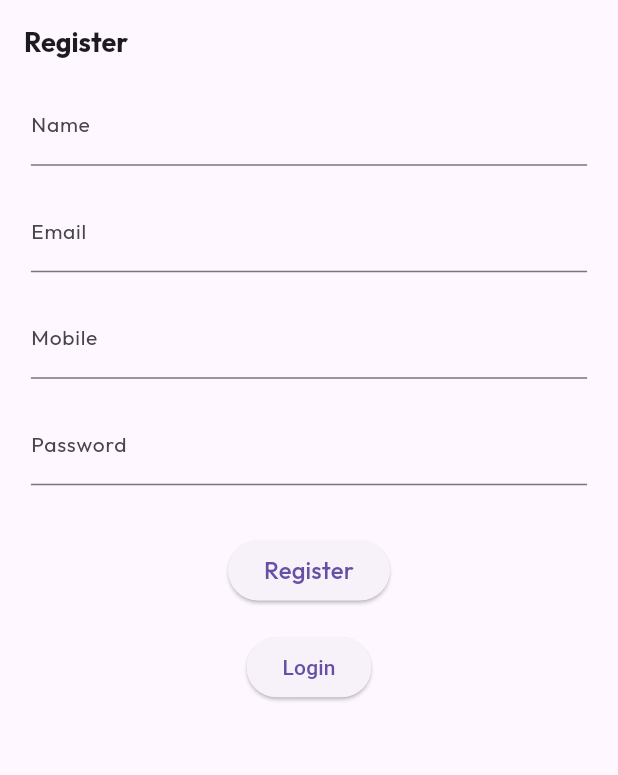
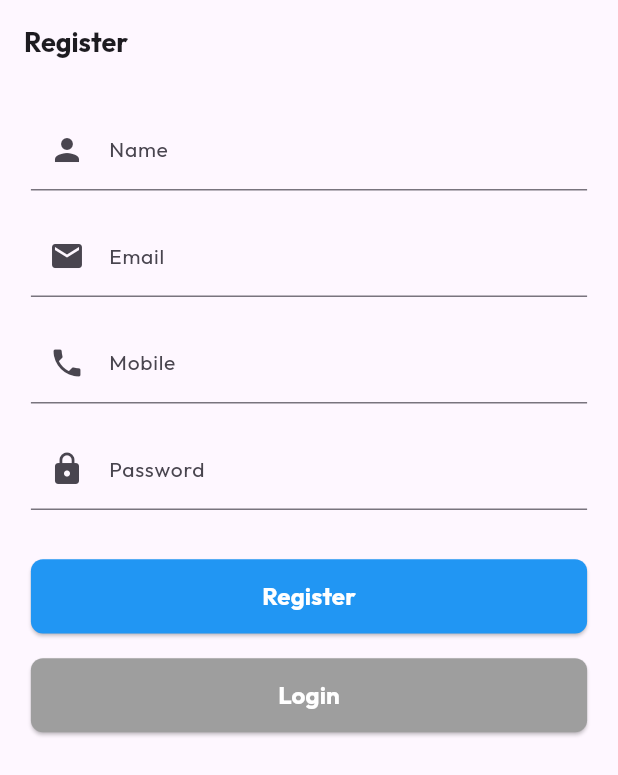
Before and after one commit to mohammedanshad1/app, a Flutter app: the screen it shows after launch, on a phone screen of 412 x 824 dp. Shown: the top 775 px of the screen. Run offline on Flutter 3.47's test engine with Material 3 defaults, Android fonts, the phone set to English and light mode, and no system bars.

Commit message:
updated ui

```diff
--- a/lib/view/signup_view.dart
+++ b/lib/view/signup_view.dart
@@ -1,9 +1,10 @@
+import 'package:app/widgets/custom_button.dart';
+import 'package:flutter/material.dart';
+import 'package:provider/provider.dart';
 import 'package:app/constants/apptypography.dart';
 import 'package:app/utils/responsive.dart';
 import 'package:app/view/login_view.dart';
 import 'package:app/viewmodel/signup_viewmodel.dart';
-import 'package:flutter/material.dart';
-import 'package:provider/provider.dart';
 
 class SignUpView extends StatelessWidget {
   final TextEditingController nameController = TextEditingController();
@@ -23,16 +24,20 @@ class SignUpView extends StatelessWidget {
           style: AppTypography.bold.copyWith(fontSize: responsive.sp(18)),
         ),
       ),
-      body: Padding(
+      body: SingleChildScrollView(
         padding: EdgeInsets.symmetric(horizontal: responsive.wp(5)),
         child: Column(
+          // crossAxisAlignment: CrossAxisAlignment.start,
           children: [
+            SizedBox(height: responsive.hp(2)),
             TextField(
               controller: nameController,
               decoration: InputDecoration(
                 labelText: 'Name',
-                labelStyle:
-                    AppTypography.regular.copyWith(fontSize: responsive.sp(14)),
+                labelStyle: AppTypography.regular.copyWith(
+                  fontSize: responsive.sp(14),
+                ),
+                prefixIcon: Icon(Icons.person),
               ),
             ),
             SizedBox(height: responsive.hp(2)),
@@ -40,8 +45,10 @@ class SignUpView extends StatelessWidget {
               controller: emailController,
               decoration: InputDecoration(
                 labelText: 'Email',
-                labelStyle:
-                    AppTypography.regular.copyWith(fontSize: responsive.sp(14)),
+                labelStyle: AppTypography.regular.copyWith(
+                  fontSize: responsive.sp(14),
+                ),
+                prefixIcon: Icon(Icons.email),
               ),
               keyboardType: TextInputType.emailAddress,
             ),
@@ -50,8 +57,10 @@ class SignUpView extends StatelessWidget {
               controller: mobileController,
               decoration: InputDecoration(
                 labelText: 'Mobile',
-                labelStyle:
-                    AppTypography.regular.copyWith(fontSize: responsive.sp(14)),
+                labelStyle: AppTypography.regular.copyWith(
+                  fontSize: responsive.sp(14),
+                ),
+                prefixIcon: Icon(Icons.phone),
               ),
               keyboardType: TextInputType.phone,
             ),
@@ -60,49 +69,57 @@ class SignUpView extends StatelessWidget {
               controller: passwordController,
               decoration: InputDecoration(
                 labelText: 'Password',
-                labelStyle:
-                    AppTypography.regular.copyWith(fontSize: responsive.sp(14)),
+                labelStyle: AppTypography.regular.copyWith(
+                  fontSize: responsive.sp(14),
+                ),
+                prefixIcon: Icon(Icons.lock),
               ),
               obscureText: true,
             ),
             SizedBox(height: responsive.hp(4)),
             signUpViewModel.isLoading
-                ? CircularProgressIndicator()
-                : ElevatedButton(
-                    onPressed: () {
+                ? Center(child: CircularProgressIndicator())
+                : CustomButton(
+                    buttonName: "Register",
+                    onTap: () {
                       signUpViewModel.registerUser(
-                        context, // Pass context here
+                        context,
                         nameController.text,
                         emailController.text,
                         mobileController.text,
                         passwordController.text,
                       );
                     },
-                    child: Text(
-                      "Register",
-                      style: AppTypography.medium
-                          .copyWith(fontSize: responsive.sp(16)),
-                    ),
+                    buttonColor: Colors.blue,
+                    height: responsive.hp(6),
+                    width: double.infinity,
                   ),
             SizedBox(height: responsive.hp(2)),
-            ElevatedButton(
-              onPressed: () {
-                Navigator.push(context,
-                    MaterialPageRoute(builder: (context) => LoginView()));
+            CustomButton(
+              buttonName: "Login",
+              onTap: () {
+                Navigator.push(
+                  context,
+                  MaterialPageRoute(builder: (context) => LoginView()),
+                );
               },
-              child: Text("Login"),
+              buttonColor: Colors.grey,
+              height: responsive.hp(6),
+              width: double.infinity,
             ),
-            // SizedBox(height: responsive.hp(3)),
-            // if (signUpViewModel.message.isNotEmpty)
-            //   Text(
-            //     signUpViewModel.message,
-            //     style: AppTypography.regular.copyWith(
-            //       fontSize: responsive.sp(14),
-            //       color: signUpViewModel.message.contains("success")
-            //           ? Colors.green
-            //           : Colors.red,
-            //     ),
-            //   ),
+            SizedBox(height: responsive.hp(3)),
+            if (signUpViewModel.message.isNotEmpty)
+              Center(
+                child: Text(
+                  signUpViewModel.message,
+                  style: AppTypography.regular.copyWith(
+                    fontSize: responsive.sp(14),
+                    color: signUpViewModel.message.contains("success")
+                        ? Colors.green
+                        : Colors.red,
+                  ),
+                ),
+              ),
           ],
         ),
       ),
--- /dev/null
+++ b/lib/widgets/custom_button.dart
@@ -0,0 +1,47 @@
+
+import 'package:app/constants/apptypography.dart';
+import 'package:app/utils/responsive.dart';
+import 'package:flutter/material.dart';
+
+class CustomButton extends StatelessWidget {
+  final String buttonName;
+  final VoidCallback onTap;
+  final Color buttonColor;
+  final double height;
+  final double width;
+
+  const CustomButton({
+    super.key,
+    required this.buttonName,
+    required this.onTap,
+    required this.buttonColor,
+    required this.height,
+    required this.width,
+  });
+
+  @override
+  Widget build(BuildContext context) {
+    final responsive = context.responsive;
+    return SizedBox(
+      height: height,
+      width: width,
+      child: ElevatedButton(
+        onPressed: onTap,
+        style: ElevatedButton.styleFrom(
+          backgroundColor: buttonColor,
+          padding: const EdgeInsets.symmetric(horizontal: 10, vertical: 8),
+          shape: RoundedRectangleBorder(
+            borderRadius: BorderRadius.circular(8.0),
+          ),
+        ),
+        child: Text(
+          buttonName,
+          style: AppTypography.bold.copyWith(
+            color: Colors.white,
+            fontSize: responsive.sp(16), // Adjust the font size as needed
+          ),
+        ),
+      ),
+    );
+  }
+}
```
Also changed, not shown: lib/apiservice.dart (deleted, +0 -131 lines), lib/view/login_view.dart (+34 -12 lines), 1 other file.
